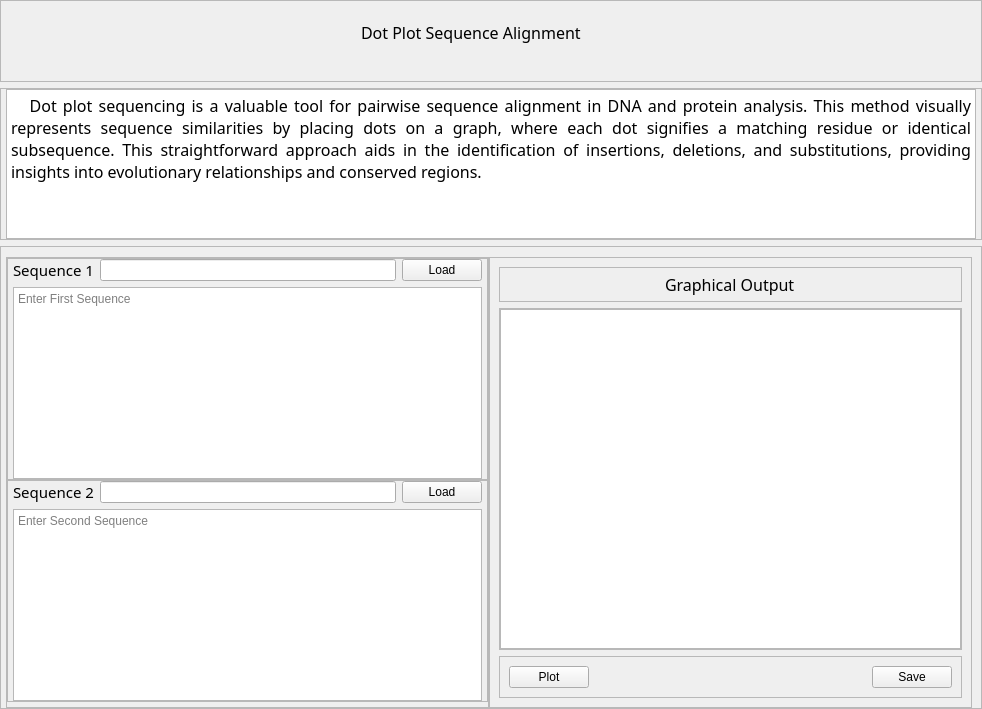
Before: the Qt Designer form ui/tabs/dot_plot.ui in bryancastillo10/BioBytes-PairSync, drawn with Qt 5.
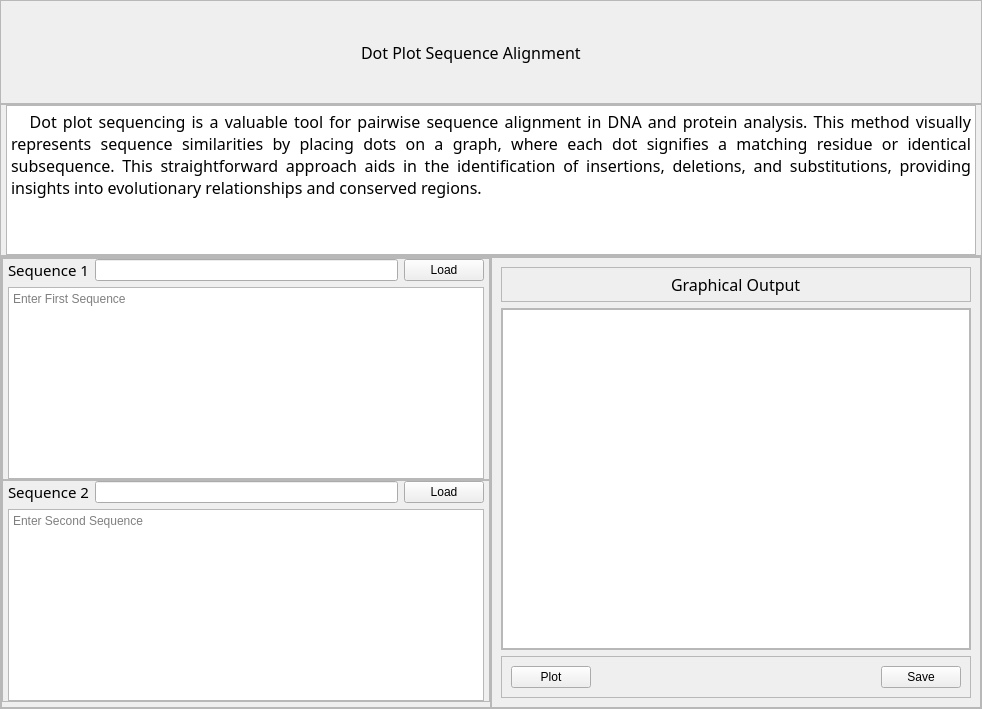
After: the same form once the commit is applied. Icons and pictures are not drawn.

Commit message: adjust style of all tabs

What changed in the file:
```diff
--- a/ui/tabs/dot_plot.ui
+++ b/ui/tabs/dot_plot.ui
@@ -13,7 +13,10 @@
   <property name="windowTitle">
    <string>Form</string>
   </property>
-  <layout class="QVBoxLayout" name="verticalLayout_3">
+  <layout class="QVBoxLayout" name="verticalLayout_2">
+   <property name="spacing">
+    <number>0</number>
+   </property>
    <property name="leftMargin">
     <number>0</number>
    </property>
@@ -40,7 +43,7 @@
      <property name="frameShadow">
       <enum>QFrame::Raised</enum>
      </property>
-     <layout class="QGridLayout" name="gridLayout_3">
+     <layout class="QGridLayout" name="gridLayout_6">
       <property name="leftMargin">
        <number>0</number>
       </property>
@@ -56,7 +59,7 @@
       <property name="spacing">
        <number>0</number>
       </property>
-      <item row="0" column="3" alignment="Qt::AlignHCenter|Qt::AlignTop">
+      <item row="0" column="0" alignment="Qt::AlignHCenter">
        <widget class="QLabel" name="label">
         <property name="font">
          <font>
@@ -69,7 +72,7 @@
         </property>
        </widget>
       </item>
-      <item row="0" column="4">
+      <item row="0" column="1">
        <widget class="QLabel" name="label_5">
         <property name="maximumSize">
          <size>
@@ -114,10 +117,7 @@
      <property name="lineWidth">
       <number>0</number>
      </property>
-     <layout class="QVBoxLayout" name="verticalLayout_2">
-      <property name="spacing">
-       <number>0</number>
-      </property>
+     <layout class="QHBoxLayout" name="horizontalLayout_2">
       <property name="leftMargin">
        <number>5</number>
       </property>
@@ -130,7 +130,7 @@
       <property name="bottomMargin">
        <number>0</number>
       </property>
-      <item alignment="Qt::AlignTop">
+      <item>
        <widget class="QTextBrowser" name="textBrowser">
         <property name="maximumSize">
          <size>
@@ -162,7 +162,7 @@
      </layout>
     </widget>
    </item>
-   <item alignment="Qt::AlignTop">
+   <item>
     <widget class="QFrame" name="frame_3">
      <property name="sizePolicy">
       <sizepolicy hsizetype="Expanding" vsizetype="Expanding">
@@ -176,20 +176,20 @@
      <property name="frameShadow">
       <enum>QFrame::Raised</enum>
      </property>
-     <layout class="QGridLayout" name="gridLayout_7">
+     <layout class="QGridLayout" name="gridLayout_3">
       <property name="leftMargin">
-       <number>5</number>
+       <number>0</number>
       </property>
       <property name="topMargin">
-       <number>10</number>
+       <number>0</number>
       </property>
       <property name="rightMargin">
-       <number>9</number>
+       <number>0</number>
       </property>
       <property name="bottomMargin">
        <number>0</number>
       </property>
-      <property name="spacing">
+      <property name="horizontalSpacing">
        <number>0</number>
       </property>
       <item row="0" column="0">
@@ -468,8 +468,6 @@
        </widget>
       </item>
      </layout>
-     <zorder>frame</zorder>
-     <zorder>out_graph</zorder>
     </widget>
    </item>
   </layout>
```
The commit also changes 4 other files.
